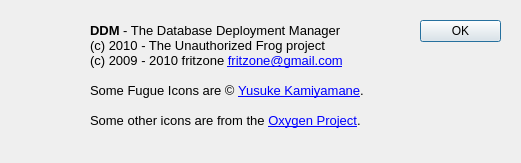
The window that AboutBoxDialog.ui (fritzone/ddm) describes before a commit, drawn with Qt 5.
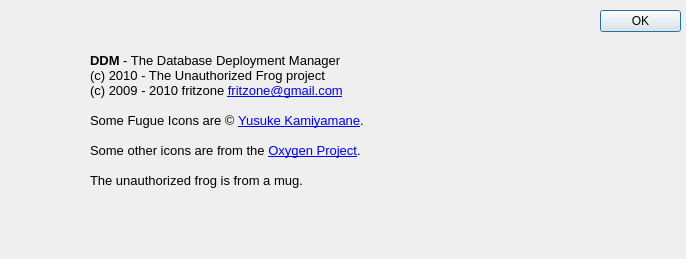
The same window after the commit. Icons and pictures are not drawn.

Commit message: some changes such as new about box and autosave, small stupid bugfixes

The edit to the form file:
```diff
--- a/AboutBoxDialog.ui
+++ b/AboutBoxDialog.ui
@@ -6,8 +6,8 @@
    <rect>
     <x>0</x>
     <y>0</y>
-    <width>521</width>
-    <height>163</height>
+    <width>686</width>
+    <height>259</height>
    </rect>
   </property>
   <property name="windowTitle">
@@ -16,8 +16,8 @@
   <widget class="QDialogButtonBox" name="buttonBox">
    <property name="geometry">
     <rect>
-     <x>420</x>
-     <y>20</y>
+     <x>600</x>
+     <y>10</y>
      <width>81</width>
      <height>31</height>
     </rect>
@@ -50,25 +50,43 @@
     <rect>
      <x>90</x>
      <y>10</y>
-     <width>291</width>
-     <height>131</height>
+     <width>491</width>
+     <height>221</height>
     </rect>
    </property>
    <property name="text">
     <string>&lt;!DOCTYPE HTML PUBLIC &quot;-//W3C//DTD HTML 4.0//EN&quot; &quot;http://www.w3.org/TR/REC-html40/strict.dtd&quot;&gt;
 &lt;html&gt;&lt;head&gt;&lt;meta name=&quot;qrichtext&quot; content=&quot;1&quot; /&gt;&lt;style type=&quot;text/css&quot;&gt;
 p, li { white-space: pre-wrap; }
-&lt;/style&gt;&lt;/head&gt;&lt;body style=&quot; font-family:'Sans'; font-size:10pt; font-weight:400; font-style:normal;&quot;&gt;
+&lt;/style&gt;&lt;/head&gt;&lt;body style=&quot; font-family:'MS Shell Dlg 2'; font-size:7.8pt; font-weight:400; font-style:normal;&quot;&gt;
 &lt;table border=&quot;0&quot; style=&quot;-qt-table-type: root; margin-top:4px; margin-bottom:4px; margin-left:4px; margin-right:4px;&quot;&gt;
 &lt;tr&gt;
 &lt;td style=&quot;border: none;&quot;&gt;
-&lt;p style=&quot; margin-top:0px; margin-bottom:0px; margin-left:0px; margin-right:0px; -qt-block-indent:0; text-indent:0px;&quot;&gt;&lt;span style=&quot; font-weight:600;&quot;&gt;DDM &lt;/span&gt;- The Database Deployment Manager&lt;/p&gt;
-&lt;p style=&quot; margin-top:0px; margin-bottom:0px; margin-left:0px; margin-right:0px; -qt-block-indent:0; text-indent:0px;&quot;&gt;(c) 2010 - The Unauthorized Frog project&lt;/p&gt;
-&lt;p style=&quot; margin-top:0px; margin-bottom:0px; margin-left:0px; margin-right:0px; -qt-block-indent:0; text-indent:0px;&quot;&gt;(c) 2009 - 2010 fritzone &lt;a href=&quot;mailto:fritzone@gmail.com&quot;&gt;&lt;span style=&quot; text-decoration: underline; color:#0000ff;&quot;&gt;fritzone@gmail.com&lt;/span&gt;&lt;/a&gt;&lt;/p&gt;
-&lt;p style=&quot;-qt-paragraph-type:empty; margin-top:0px; margin-bottom:0px; margin-left:0px; margin-right:0px; -qt-block-indent:0; text-indent:0px; text-decoration: underline; color:#0000ff;&quot;&gt;&lt;/p&gt;
-&lt;p style=&quot; margin-top:0px; margin-bottom:0px; margin-left:0px; margin-right:0px; -qt-block-indent:0; text-indent:0px;&quot;&gt;Some Fugue Icons are © &lt;a href=&quot;http://p.yusukekamiyamane.com/&quot;&gt;&lt;span style=&quot; text-decoration: underline; color:#0000ff;&quot;&gt;Yusuke Kamiyamane&lt;/span&gt;&lt;/a&gt;. &lt;/p&gt;
-&lt;p style=&quot;-qt-paragraph-type:empty; margin-top:0px; margin-bottom:0px; margin-left:0px; margin-right:0px; -qt-block-indent:0; text-indent:0px;&quot;&gt;&lt;/p&gt;
-&lt;p style=&quot; margin-top:0px; margin-bottom:0px; margin-left:0px; margin-right:0px; -qt-block-indent:0; text-indent:0px;&quot;&gt;Some other icons are from the &lt;a href=&quot;www.oxygen-icons.org&quot;&gt;&lt;span style=&quot; text-decoration: underline; color:#0000ff;&quot;&gt;Oxygen Project&lt;/span&gt;&lt;/a&gt;.&lt;/p&gt;&lt;/td&gt;&lt;/tr&gt;&lt;/table&gt;&lt;/body&gt;&lt;/html&gt;</string>
+&lt;p style=&quot; margin-top:0px; margin-bottom:0px; margin-left:0px; margin-right:0px; -qt-block-indent:0; text-indent:0px;&quot;&gt;&lt;span style=&quot; font-family:'Sans'; font-size:10pt; font-weight:600;&quot;&gt;DDM &lt;/span&gt;&lt;span style=&quot; font-family:'Sans'; font-size:10pt;&quot;&gt;- The Database Deployment Manager&lt;/span&gt;&lt;/p&gt;
+&lt;p style=&quot; margin-top:0px; margin-bottom:0px; margin-left:0px; margin-right:0px; -qt-block-indent:0; text-indent:0px;&quot;&gt;&lt;span style=&quot; font-family:'Sans'; font-size:10pt;&quot;&gt;(c) 2010 - The Unauthorized Frog project&lt;/span&gt;&lt;/p&gt;
+&lt;p style=&quot; margin-top:0px; margin-bottom:0px; margin-left:0px; margin-right:0px; -qt-block-indent:0; text-indent:0px;&quot;&gt;&lt;span style=&quot; font-family:'Sans'; font-size:10pt;&quot;&gt;(c) 2009 - 2010 fritzone &lt;/span&gt;&lt;a href=&quot;mailto:fritzone@gmail.com&quot;&gt;&lt;span style=&quot; font-family:'Sans'; font-size:10pt; text-decoration: underline; color:#0000ff;&quot;&gt;fritzone@gmail.com&lt;/span&gt;&lt;/a&gt;&lt;/p&gt;
+&lt;p style=&quot;-qt-paragraph-type:empty; margin-top:0px; margin-bottom:0px; margin-left:0px; margin-right:0px; -qt-block-indent:0; text-indent:0px; font-family:'Sans'; font-size:10pt; text-decoration: underline; color:#0000ff;&quot;&gt;&lt;/p&gt;
+&lt;p style=&quot; margin-top:0px; margin-bottom:0px; margin-left:0px; margin-right:0px; -qt-block-indent:0; text-indent:0px;&quot;&gt;&lt;span style=&quot; font-family:'Sans'; font-size:10pt;&quot;&gt;Some Fugue Icons are © &lt;/span&gt;&lt;a href=&quot;http://p.yusukekamiyamane.com/&quot;&gt;&lt;span style=&quot; font-family:'Sans'; font-size:10pt; text-decoration: underline; color:#0000ff;&quot;&gt;Yusuke Kamiyamane&lt;/span&gt;&lt;/a&gt;&lt;span style=&quot; font-family:'Sans'; font-size:10pt;&quot;&gt;. &lt;/span&gt;&lt;/p&gt;
+&lt;p style=&quot;-qt-paragraph-type:empty; margin-top:0px; margin-bottom:0px; margin-left:0px; margin-right:0px; -qt-block-indent:0; text-indent:0px; font-family:'Sans'; font-size:10pt;&quot;&gt;&lt;/p&gt;
+&lt;p style=&quot; margin-top:0px; margin-bottom:0px; margin-left:0px; margin-right:0px; -qt-block-indent:0; text-indent:0px;&quot;&gt;&lt;span style=&quot; font-family:'Sans'; font-size:10pt;&quot;&gt;Some other icons are from the &lt;/span&gt;&lt;a href=&quot;www.oxygen-icons.org&quot;&gt;&lt;span style=&quot; font-family:'Sans'; font-size:10pt; text-decoration: underline; color:#0000ff;&quot;&gt;Oxygen Project&lt;/span&gt;&lt;/a&gt;&lt;span style=&quot; font-family:'Sans'; font-size:10pt;&quot;&gt;.&lt;/span&gt;&lt;/p&gt;
+&lt;p style=&quot;-qt-paragraph-type:empty; margin-top:0px; margin-bottom:0px; margin-left:0px; margin-right:0px; -qt-block-indent:0; text-indent:0px; font-family:'Sans'; font-size:10pt;&quot;&gt;&lt;/p&gt;
+&lt;p style=&quot; margin-top:0px; margin-bottom:0px; margin-left:0px; margin-right:0px; -qt-block-indent:0; text-indent:0px;&quot;&gt;&lt;span style=&quot; font-family:'Sans'; font-size:10pt;&quot;&gt;The unauthorized frog is from a mug.&lt;/span&gt;&lt;/p&gt;&lt;/td&gt;&lt;/tr&gt;&lt;/table&gt;&lt;/body&gt;&lt;/html&gt;</string>
+   </property>
+  </widget>
+  <widget class="QLabel" name="label_3">
+   <property name="geometry">
+    <rect>
+     <x>530</x>
+     <y>50</y>
+     <width>151</width>
+     <height>211</height>
+    </rect>
+   </property>
+   <property name="text">
+    <string/>
+   </property>
+   <property name="pixmap">
+    <pixmap resource="dbm.qrc">:/images/actions/images/unaf.png</pixmap>
    </property>
   </widget>
  </widget>
```
Left out of the diff: 6 changed lines with no effect on the pictures. The commit also changes 13 other files.
